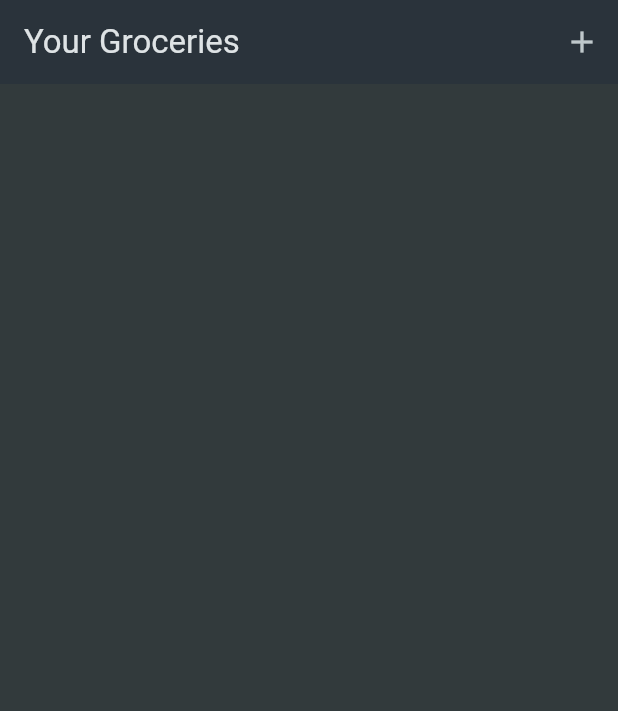
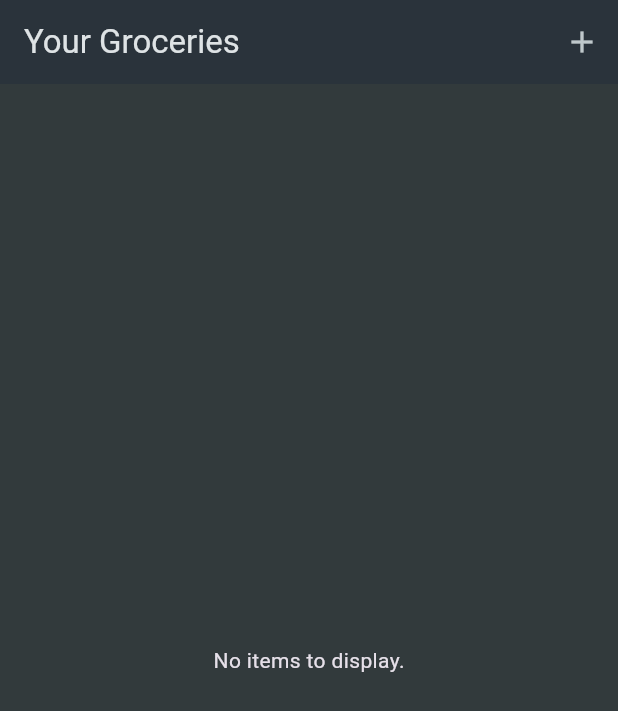
Before and after one commit to weitecklee/shopping_list_app, a Flutter app: the screen it shows after launch, on a phone screen of 412 x 824 dp. Shown: the top 711 px of the screen. Run offline on Flutter 3.47's test engine with Material 3 defaults, Android fonts, the phone set to English and light mode, and no system bars.

Commit message:
add fallback message for no items case, make items dismissible

```diff
--- a/lib/widgets/grocery_list.dart
+++ b/lib/widgets/grocery_list.dart
@@ -37,9 +37,17 @@ class _GroceryListState extends State<GroceryList> {
           ),
         ],
       ),
-      body: ListView.builder(
+      body: _groceryItems.isNotEmpty
+          ? ListView.builder(
               itemCount: _groceryItems.length,
-        itemBuilder: (ctx, i) => ListTile(
+              itemBuilder: (ctx, i) => Dismissible(
+                key: ValueKey(_groceryItems[i].id),
+                onDismissed: (direction) {
+                  setState(() {
+                    _groceryItems.remove(_groceryItems[i]);
+                  });
+                },
+                child: ListTile(
                   title: Text(_groceryItems[i].name),
                   leading: Container(
                     width: 24,
@@ -49,6 +57,10 @@ class _GroceryListState extends State<GroceryList> {
                   trailing: Text(_groceryItems[i].quantity.toString()),
                 ),
               ),
+            )
+          : const Center(
+              child: Text('No items to display.'),
+            ),
     );
   }
 }
```
Lines whose indentation alone changed are shown as unchanged.
